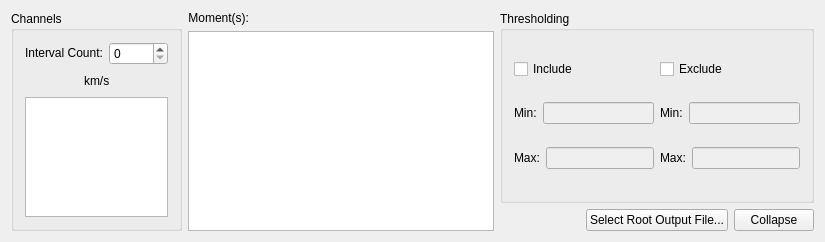
Above: code/display/QtPlotter/MomentSettingsWidgetRadio.ui from radio-astro/casa before the change. Below: the same form after it.
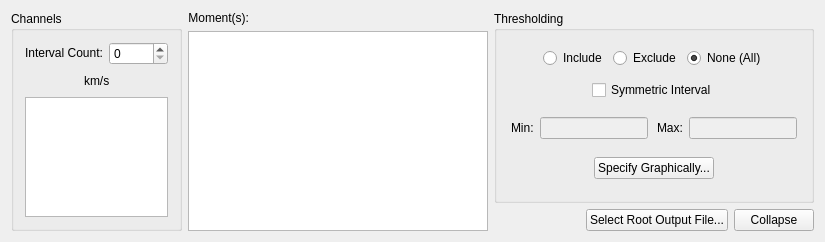
That is the form after the change.

Commit message: Work on spectral profiler: 1.  Made Profiler colors customizable and persistent. 2.  Made Profiler preferences persistent.  Fixed a reset bug with     the cancel button. 3.  Fixed bug where profiler was not resizing. 4.  Added customizable and persistent legend settings to the profiler. 5.  Work on spectral line fitting thresholding.  Completion of work is     waiting for qwt update. 6.  Preliminary work on splatalogue spectral line lookup.

```diff
--- a/code/display/QtPlotter/MomentSettingsWidgetRadio.ui
+++ b/code/display/QtPlotter/MomentSettingsWidgetRadio.ui
@@ -13,7 +13,7 @@
   <property name="windowTitle">
    <string>MomentSettingsWidgetRadio</string>
   </property>
-  <layout class="QHBoxLayout" name="horizontalLayout_6">
+  <layout class="QHBoxLayout" name="horizontalLayout_9">
    <item>
     <widget class="QGroupBox" name="channelGroupBox">
      <property name="maximumSize">
@@ -153,17 +153,114 @@
        <property name="title">
         <string>Thresholding</string>
        </property>
-       <layout class="QHBoxLayout" name="horizontalLayout_5">
+       <layout class="QVBoxLayout" name="verticalLayout">
         <item>
-         <layout class="QVBoxLayout" name="verticalLayout_3">
+         <layout class="QHBoxLayout" name="horizontalLayout_5">
           <item>
-           <widget class="QCheckBox" name="includePixelsCheckBox">
+           <spacer name="horizontalSpacer_8">
+            <property name="orientation">
+             <enum>Qt::Horizontal</enum>
+            </property>
+            <property name="sizeHint" stdset="0">
+             <size>
+              <width>18</width>
+              <height>20</height>
+             </size>
+            </property>
+           </spacer>
+          </item>
+          <item>
+           <widget class="QRadioButton" name="includeRadioButton">
             <property name="text">
              <string>Include</string>
             </property>
            </widget>
           </item>
           <item>
+           <widget class="QRadioButton" name="excludeRadioButton">
+            <property name="text">
+             <string>Exclude</string>
+            </property>
+           </widget>
+          </item>
+          <item>
+           <widget class="QRadioButton" name="noneRadioButton">
+            <property name="text">
+             <string>None (All)</string>
+            </property>
+            <property name="checked">
+             <bool>true</bool>
+            </property>
+           </widget>
+          </item>
+          <item>
+           <spacer name="horizontalSpacer_9">
+            <property name="orientation">
+             <enum>Qt::Horizontal</enum>
+            </property>
+            <property name="sizeHint" stdset="0">
+             <size>
+              <width>18</width>
+              <height>20</height>
+             </size>
+            </property>
+           </spacer>
+          </item>
+         </layout>
+        </item>
+        <item>
+         <layout class="QHBoxLayout" name="horizontalLayout_8">
+          <item>
+           <spacer name="horizontalSpacer_12">
+            <property name="orientation">
+             <enum>Qt::Horizontal</enum>
+            </property>
+            <property name="sizeHint" stdset="0">
+             <size>
+              <width>40</width>
+              <height>20</height>
+             </size>
+            </property>
+           </spacer>
+          </item>
+          <item>
+           <widget class="QCheckBox" name="symmetricIntervalCheckBox">
+            <property name="text">
+             <string>Symmetric Interval</string>
+            </property>
+           </widget>
+          </item>
+          <item>
+           <spacer name="horizontalSpacer_13">
+            <property name="orientation">
+             <enum>Qt::Horizontal</enum>
+            </property>
+            <property name="sizeHint" stdset="0">
+             <size>
+              <width>40</width>
+              <height>20</height>
+             </size>
+            </property>
+           </spacer>
+          </item>
+         </layout>
+        </item>
+        <item>
+         <layout class="QHBoxLayout" name="horizontalLayout_6">
+          <item>
+           <spacer name="horizontalSpacer_10">
+            <property name="orientation">
+             <enum>Qt::Horizontal</enum>
+            </property>
+            <property name="sizeHint" stdset="0">
+             <size>
+              <width>3</width>
+              <height>20</height>
+             </size>
+            </property>
+           </spacer>
+          </item>
+          <item>
            <layout class="QHBoxLayout" name="horizontalLayout_11">
             <item>
              <widget class="QLabel" name="minIncludeLabel">
@@ -181,6 +278,19 @@
             </item>
            </layout>
           </item>
+          <item>
+           <spacer name="horizontalSpacer_7">
+            <property name="orientation">
+             <enum>Qt::Horizontal</enum>
+            </property>
+            <property name="sizeHint" stdset="0">
+             <size>
+              <width>3</width>
+              <height>33</height>
+             </size>
+            </property>
+           </spacer>
+          </item>
           <item>
            <layout class="QHBoxLayout" name="horizontalLayout_13">
             <item>
@@ -199,52 +309,58 @@
             </item>
            </layout>
           </item>
+          <item>
+           <spacer name="horizontalSpacer_11">
+            <property name="orientation">
+             <enum>Qt::Horizontal</enum>
+            </property>
+            <property name="sizeHint" stdset="0">
+             <size>
+              <width>3</width>
+              <height>33</height>
+             </size>
+            </property>
+           </spacer>
+          </item>
          </layout>
         </item>
         <item>
-         <layout class="QVBoxLayout" name="verticalLayout">
+         <layout class="QHBoxLayout" name="horizontalLayout_7">
           <item>
-           <widget class="QCheckBox" name="excludePixelsCheckBox">
+           <spacer name="horizontalSpacer_4">
+            <property name="orientation">
+             <enum>Qt::Horizontal</enum>
+            </property>
+            <property name="sizeHint" stdset="0">
+             <size>
+              <width>40</width>
+              <height>20</height>
+             </size>
+            </property>
+           </spacer>
+          </item>
+          <item>
+           <widget class="QPushButton" name="graphThresholdButton">
             <property name="text">
-             <string>Exclude</string>
+             <string>Specify Graphically...</string>
+            </property>
+            <property name="default">
+             <bool>false</bool>
             </property>
            </widget>
           </item>
           <item>
-           <layout class="QHBoxLayout" name="horizontalLayout_12">
-            <item>
-             <widget class="QLabel" name="minExcludeLabel">
-              <property name="text">
-               <string>&lt;font color='black'&gt;Min:&lt;/font&gt;</string>
-              </property>
-             </widget>
-            </item>
-            <item>
-             <widget class="QLineEdit" name="minExcludeLineEdit">
-              <property name="enabled">
-               <bool>false</bool>
-              </property>
-             </widget>
-            </item>
-           </layout>
-          </item>
-          <item>
-           <layout class="QHBoxLayout" name="horizontalLayout_14">
-            <item>
-             <widget class="QLabel" name="maxExcludeLabel">
-              <property name="text">
-               <string>&lt;font color='black'&gt;Max:&lt;/font&gt;</string>
-              </property>
-             </widget>
-            </item>
-            <item>
-             <widget class="QLineEdit" name="maxExcludeLineEdit">
-              <property name="enabled">
-               <bool>false</bool>
-              </property>
-             </widget>
-            </item>
-           </layout>
+           <spacer name="horizontalSpacer_6">
+            <property name="orientation">
+             <enum>Qt::Horizontal</enum>
+            </property>
+            <property name="sizeHint" stdset="0">
+             <size>
+              <width>40</width>
+              <height>20</height>
+             </size>
+            </property>
+           </spacer>
           </item>
          </layout>
         </item>
```
Left out of the diff: 4 changed lines with no effect on the pictures. The commit also changes 45 other files.
